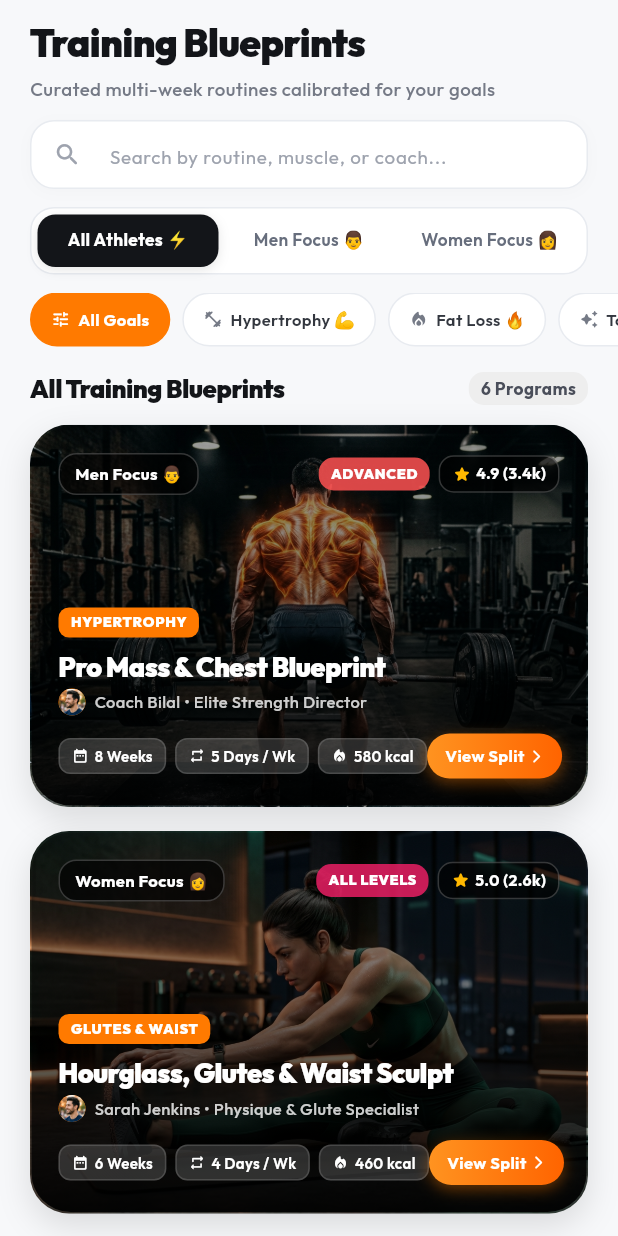
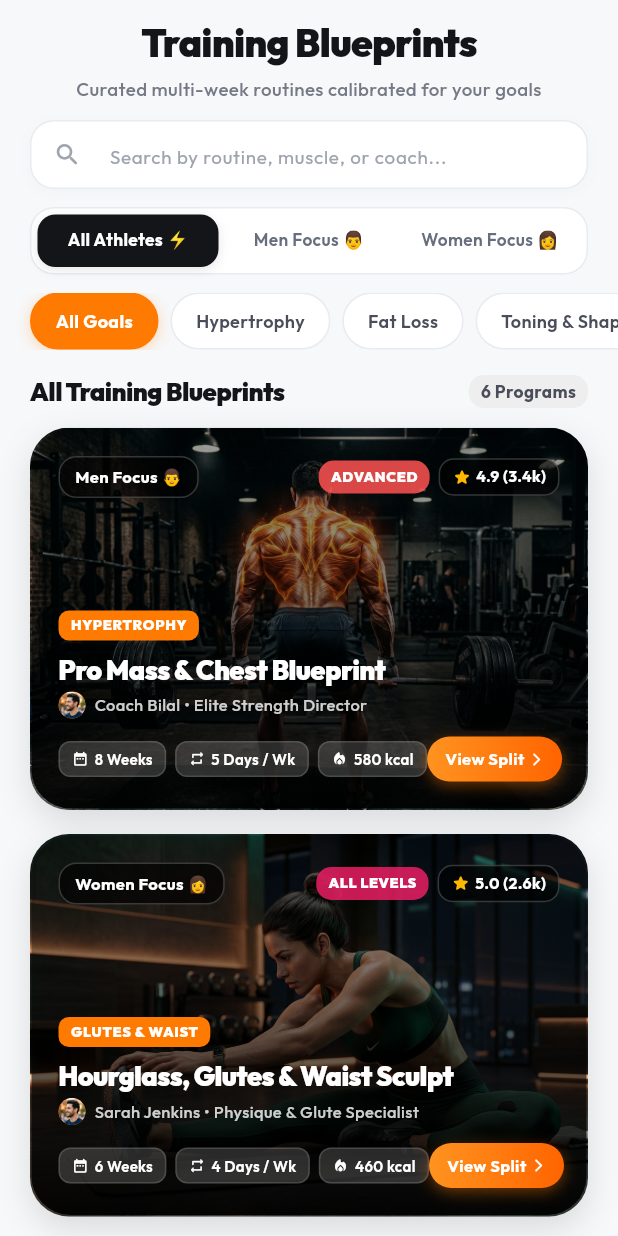
Before and after one commit to Ibrahim-pti/gym-bilal, a Flutter app: the ExploreScreen screen opened directly, on a phone screen of 412 x 824 dp. Run offline on Flutter 3.47's test engine with Material 3 defaults, Android fonts, the phone set to English and light mode, and no system bars; our stand-ins replace google_fonts.

Commit message:
style: remove icons from goal filter chips and center align explore screen header

```diff
--- a/lib/features/explore/presentation/screens/explore_screen.dart
+++ b/lib/features/explore/presentation/screens/explore_screen.dart
@@ -22,11 +22,11 @@ class _ExploreScreenState extends State<ExploreScreen> {
 
   // Goals List
   final List<Map<String, dynamic>> _goals = [
-    {'id': 'all', 'title': 'All Goals', 'icon': Icons.tune_rounded},
-    {'id': 'mass', 'title': 'Hypertrophy 💪', 'icon': Icons.fitness_center_rounded},
-    {'id': 'shred', 'title': 'Fat Loss 🔥', 'icon': Icons.local_fire_department_rounded},
-    {'id': 'sculpt', 'title': 'Tone & Curves ✨', 'icon': Icons.auto_awesome_rounded},
-    {'id': 'strength', 'title': 'Max Strength ⚡', 'icon': Icons.bolt_rounded},
+    {'id': 'all', 'title': 'All Goals'},
+    {'id': 'mass', 'title': 'Hypertrophy'},
+    {'id': 'shred', 'title': 'Fat Loss'},
+    {'id': 'sculpt', 'title': 'Toning & Shape'},
+    {'id': 'strength', 'title': 'Max Strength'},
   ];
 
   // Comprehensive Programs Database
@@ -491,11 +491,13 @@ class _ExploreScreenState extends State<ExploreScreen> {
   Widget _buildHeader() {
     return const Padding(
       padding: EdgeInsets.fromLTRB(20, 10, 20, 0),
+      child: Center(
         child: Column(
-        crossAxisAlignment: CrossAxisAlignment.start,
+          crossAxisAlignment: CrossAxisAlignment.center,
           children: [
             Text(
               'Training Blueprints',
+              textAlign: TextAlign.center,
               style: TextStyle(
                 fontSize: 26,
                 fontWeight: FontWeight.w900,
@@ -506,6 +508,7 @@ class _ExploreScreenState extends State<ExploreScreen> {
             SizedBox(height: 3),
             Text(
               'Curated multi-week routines calibrated for your goals',
+              textAlign: TextAlign.center,
               style: TextStyle(
                 fontSize: 12.5,
                 fontWeight: FontWeight.w500,
@@ -513,6 +516,7 @@ class _ExploreScreenState extends State<ExploreScreen> {
               ),
             ),
           ],
+        ),
       ),
     );
   }
@@ -620,10 +624,10 @@ class _ExploreScreenState extends State<ExploreScreen> {
     );
   }
 
-  // --- 4. Goal Filter Chips ---
+  // --- 4. Goal Filter Chips (Clean Typography, No Clutter Icons) ---
   Widget _buildGoalFilterChips() {
     return SizedBox(
-      height: 36,
+      height: 38,
       child: ListView.builder(
         scrollDirection: Axis.horizontal,
         padding: const EdgeInsets.symmetric(horizontal: 20),
@@ -637,32 +641,32 @@ class _ExploreScreenState extends State<ExploreScreen> {
             child: AnimatedContainer(
               duration: const Duration(milliseconds: 180),
               margin: const EdgeInsets.only(right: 8),
-              padding: const EdgeInsets.symmetric(horizontal: 13, vertical: 7),
+              padding: const EdgeInsets.symmetric(horizontal: 16, vertical: 8),
               decoration: BoxDecoration(
                 color: isSelected ? AppColors.primary : Colors.white,
-                borderRadius: BorderRadius.circular(18),
+                borderRadius: BorderRadius.circular(20),
                 border: Border.all(
                   color: isSelected ? AppColors.primary : const Color(0xFFE8EBF0),
                 ),
+                boxShadow: isSelected
+                    ? [
+                        BoxShadow(
+                          color: AppColors.primary.withValues(alpha: 0.28),
+                          blurRadius: 8,
+                          offset: const Offset(0, 2),
                         ),
-              child: Row(
-                mainAxisSize: MainAxisSize.min,
-                children: [
-                  Icon(
-                    goal['icon'] as IconData,
-                    size: 13,
-                    color: isSelected ? Colors.white : const Color(0xFF757A86),
+                      ]
+                    : [],
               ),
-                  const SizedBox(width: 5),
-                  Text(
+              child: Center(
+                child: Text(
                   goal['title'] as String,
                   style: TextStyle(
-                      color: isSelected ? Colors.white : const Color(0xFF33373F),
-                      fontSize: 11,
-                      fontWeight: isSelected ? FontWeight.bold : FontWeight.w600,
+                    color: isSelected ? Colors.white : const Color(0xFF4A4E5A),
+                    fontSize: 12,
+                    fontWeight: isSelected ? FontWeight.w700 : FontWeight.w600,
                   ),
                 ),
-                ],
               ),
             ),
           );
```
Lines whose indentation alone changed are shown as unchanged.
